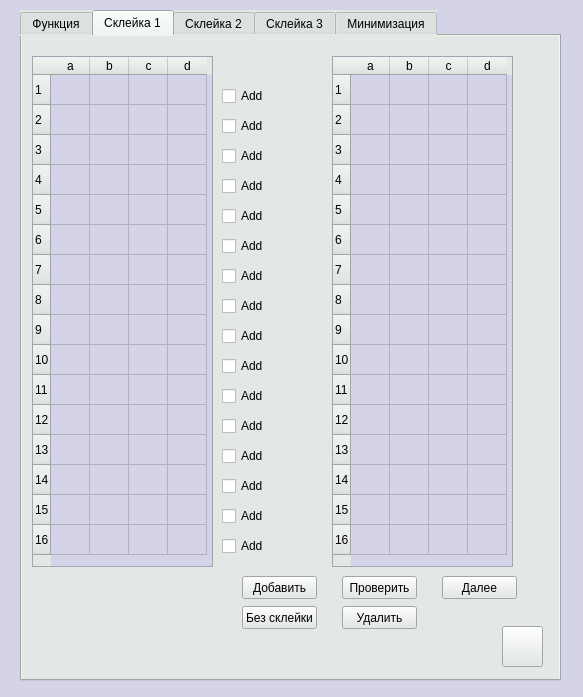
Before: the Qt Designer form mainwindow.ui in AlexeyAleksandrov/minimizaciyaMetodomKvainaMacClassky, drawn with Qt 5.
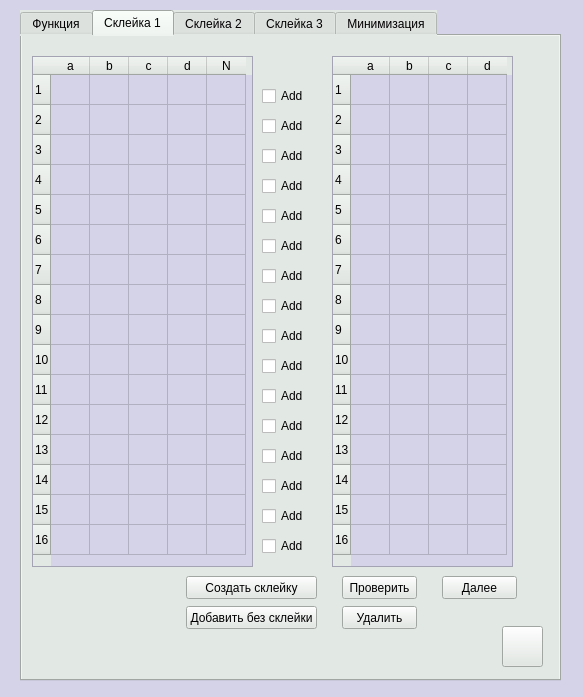
After: the same form once the commit is applied. The open tabs and pages were chosen to show the change. Icons and pictures are not drawn.

Commit message: Добавлены checkBox для первого этапа склеек

```diff
--- a/mainwindow.ui
+++ b/mainwindow.ui
@@ -818,7 +818,7 @@
        <rect>
         <x>10</x>
         <y>20</y>
-        <width>181</width>
+        <width>221</width>
         <height>511</height>
        </rect>
       </property>
@@ -931,13 +931,18 @@
         <string>d</string>
        </property>
       </column>
+      <column>
+       <property name="text">
+        <string>N</string>
+       </property>
+      </column>
      </widget>
      <widget class="QCheckBox" name="checkBox_ones_15">
       <property name="geometry">
        <rect>
-        <x>200</x>
+        <x>240</x>
         <y>500</y>
-        <width>70</width>
+        <width>71</width>
         <height>20</height>
        </rect>
       </property>
@@ -948,7 +953,7 @@
      <widget class="QCheckBox" name="checkBox_ones_12">
       <property name="geometry">
        <rect>
-        <x>200</x>
+        <x>240</x>
         <y>410</y>
         <width>70</width>
         <height>20</height>
@@ -961,7 +966,7 @@
      <widget class="QCheckBox" name="checkBox_ones_13">
       <property name="geometry">
        <rect>
-        <x>200</x>
+        <x>240</x>
         <y>440</y>
         <width>70</width>
         <height>20</height>
@@ -974,7 +979,7 @@
      <widget class="QCheckBox" name="checkBox_ones_3">
       <property name="geometry">
        <rect>
-        <x>200</x>
+        <x>240</x>
         <y>140</y>
         <width>70</width>
         <height>20</height>
@@ -987,7 +992,7 @@
      <widget class="QCheckBox" name="checkBox_ones_0">
       <property name="geometry">
        <rect>
-        <x>200</x>
+        <x>240</x>
         <y>50</y>
         <width>70</width>
         <height>20</height>
@@ -1000,7 +1005,7 @@
      <widget class="QCheckBox" name="checkBox_ones_4">
       <property name="geometry">
        <rect>
-        <x>200</x>
+        <x>240</x>
         <y>170</y>
         <width>70</width>
         <height>20</height>
@@ -1013,7 +1018,7 @@
      <widget class="QCheckBox" name="checkBox_ones_1">
       <property name="geometry">
        <rect>
-        <x>200</x>
+        <x>240</x>
         <y>80</y>
         <width>70</width>
         <height>20</height>
@@ -1026,7 +1031,7 @@
      <widget class="QCheckBox" name="checkBox_ones_7">
       <property name="geometry">
        <rect>
-        <x>200</x>
+        <x>240</x>
         <y>260</y>
         <width>70</width>
         <height>20</height>
@@ -1039,7 +1044,7 @@
      <widget class="QCheckBox" name="checkBox_ones_8">
       <property name="geometry">
        <rect>
-        <x>200</x>
+        <x>240</x>
         <y>290</y>
         <width>70</width>
         <height>20</height>
@@ -1052,7 +1057,7 @@
      <widget class="QCheckBox" name="checkBox_ones_5">
       <property name="geometry">
        <rect>
-        <x>200</x>
+        <x>240</x>
         <y>200</y>
         <width>70</width>
         <height>20</height>
@@ -1065,7 +1070,7 @@
      <widget class="QCheckBox" name="checkBox_ones_2">
       <property name="geometry">
        <rect>
-        <x>200</x>
+        <x>240</x>
         <y>110</y>
         <width>70</width>
         <height>20</height>
@@ -1078,7 +1083,7 @@
      <widget class="QCheckBox" name="checkBox_ones_6">
       <property name="geometry">
        <rect>
-        <x>200</x>
+        <x>240</x>
         <y>230</y>
         <width>70</width>
         <height>20</height>
@@ -1091,7 +1096,7 @@
      <widget class="QCheckBox" name="checkBox_ones_10">
       <property name="geometry">
        <rect>
-        <x>200</x>
+        <x>240</x>
         <y>350</y>
         <width>70</width>
         <height>20</height>
@@ -1104,7 +1109,7 @@
      <widget class="QCheckBox" name="checkBox_ones_11">
       <property name="geometry">
        <rect>
-        <x>200</x>
+        <x>240</x>
         <y>380</y>
         <width>70</width>
         <height>20</height>
@@ -1117,7 +1122,7 @@
      <widget class="QCheckBox" name="checkBox_ones_9">
       <property name="geometry">
        <rect>
-        <x>200</x>
+        <x>240</x>
         <y>320</y>
         <width>70</width>
         <height>20</height>
@@ -1130,7 +1135,7 @@
      <widget class="QCheckBox" name="checkBox_ones_14">
       <property name="geometry">
        <rect>
-        <x>200</x>
+        <x>240</x>
         <y>470</y>
         <width>70</width>
         <height>20</height>
@@ -1143,14 +1148,14 @@
      <widget class="QPushButton" name="pushButton_tot_add_to_skeyki_1">
       <property name="geometry">
        <rect>
-        <x>220</x>
+        <x>164</x>
         <y>540</y>
-        <width>75</width>
+        <width>131</width>
         <height>23</height>
        </rect>
       </property>
       <property name="text">
-       <string>Добавить</string>
+       <string>Создать склейку</string>
       </property>
      </widget>
      <widget class="QTableWidget" name="tableWidget_skleiki_1_editing">
@@ -1314,14 +1319,14 @@
      <widget class="QPushButton" name="pushButton_tot_move_to_skeyki_1">
       <property name="geometry">
        <rect>
-        <x>220</x>
+        <x>164</x>
         <y>570</y>
-        <width>75</width>
+        <width>131</width>
         <height>23</height>
        </rect>
       </property>
       <property name="text">
-       <string>Без склейки</string>
+       <string>Добавить без склейки</string>
       </property>
      </widget>
      <widget class="QPushButton" name="pushButton_help_2">
```
Left out of the diff: 14 changed lines with no effect on the pictures. The commit also changes 5 other files.
